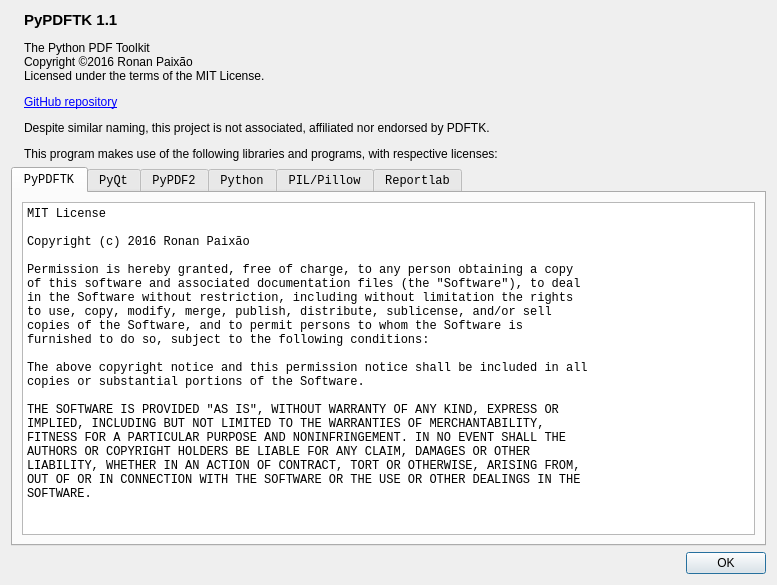
The window that data/about.ui (ronanpaixao/PyPDFTK) describes before a commit, drawn with Qt 5.
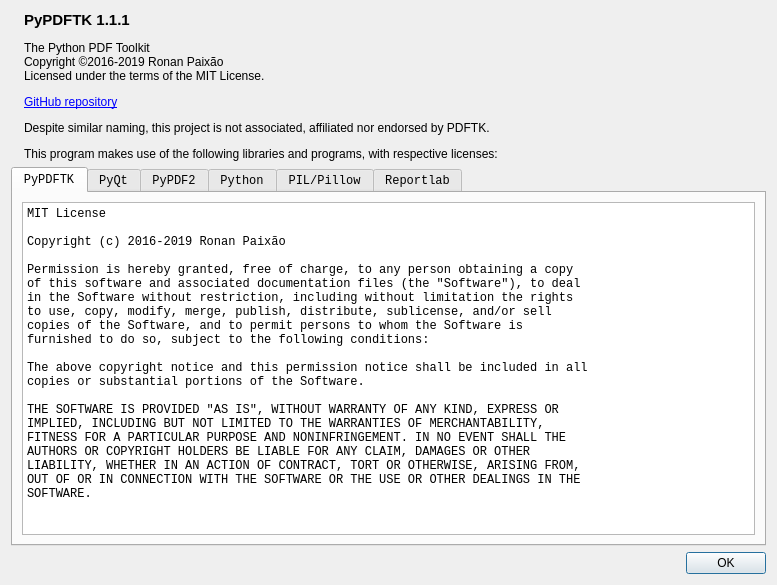
The same window after the commit. Icons and pictures are not drawn.

Commit message: Bump version to 1.1.1 and Copyright to 2019

The edit to the form file:
```diff
--- a/data/about.ui
+++ b/data/about.ui
@@ -44,7 +44,7 @@
         </sizepolicy>
        </property>
        <property name="text">
-        <string>&lt;html&gt;&lt;head/&gt;&lt;body&gt;&lt;p&gt;&lt;span style=&quot; font-size:11pt; font-weight:600;&quot;&gt;PyPDFTK 1.1&lt;/span&gt;&lt;/p&gt;&lt;p&gt;The Python PDF Toolkit&lt;br/&gt;Copyright ©2016 Ronan Paixão&lt;br/&gt;Licensed under the terms of the MIT License.&lt;/p&gt;&lt;p&gt;&lt;a href=&quot;https://github.com/ronanpaixao/PyPDFTK&quot;&gt;&lt;span style=&quot; text-decoration: underline; color:#0000ff;&quot;&gt;GitHub repository&lt;/span&gt;&lt;/a&gt;&lt;/p&gt;&lt;p&gt;Despite similar naming, this project is not associated, affiliated nor endorsed by PDFTK.&lt;/p&gt;&lt;p&gt;This program makes use of the following libraries and programs, with respective licenses:&lt;/p&gt;&lt;/body&gt;&lt;/html&gt;</string>
+        <string>&lt;html&gt;&lt;head/&gt;&lt;body&gt;&lt;p&gt;&lt;span style=&quot; font-size:11pt; font-weight:600;&quot;&gt;PyPDFTK 1.1.1&lt;/span&gt;&lt;/p&gt;&lt;p&gt;The Python PDF Toolkit&lt;br/&gt;Copyright ©2016-2019 Ronan Paixão&lt;br/&gt;Licensed under the terms of the MIT License.&lt;/p&gt;&lt;p&gt;&lt;a href=&quot;https://github.com/ronanpaixao/PyPDFTK&quot;&gt;&lt;span style=&quot; text-decoration: underline; color:#0000ff;&quot;&gt;GitHub repository&lt;/span&gt;&lt;/a&gt;&lt;/p&gt;&lt;p&gt;Despite similar naming, this project is not associated, affiliated nor endorsed by PDFTK.&lt;/p&gt;&lt;p&gt;This program makes use of the following libraries and programs, with respective licenses:&lt;/p&gt;&lt;/body&gt;&lt;/html&gt;</string>
        </property>
        <property name="alignment">
         <set>Qt::AlignLeading|Qt::AlignLeft|Qt::AlignVCenter</set>
@@ -79,7 +79,7 @@
          <property name="plainText">
           <string>MIT License
 
-Copyright (c) 2016 Ronan Paixão
+Copyright (c) 2016-2019 Ronan Paixão
 
 Permission is hereby granted, free of charge, to any person obtaining a copy
 of this software and associated documentation files (the &quot;Software&quot;), to deal
```
